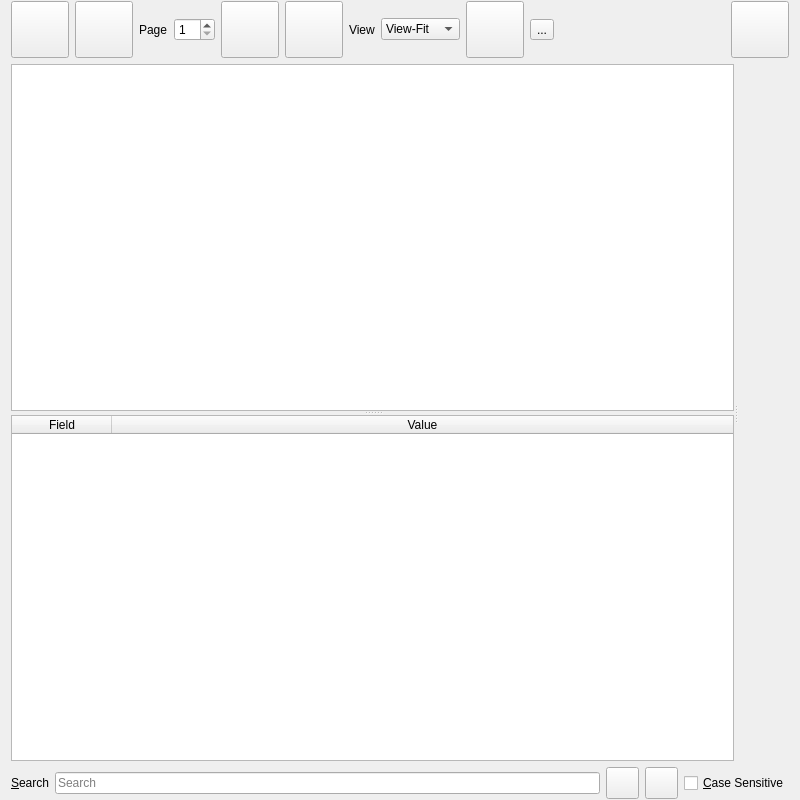
The window that UI/wise-pdf-view.ui (textbrowser/wise) describes before a commit, drawn with Qt 5.
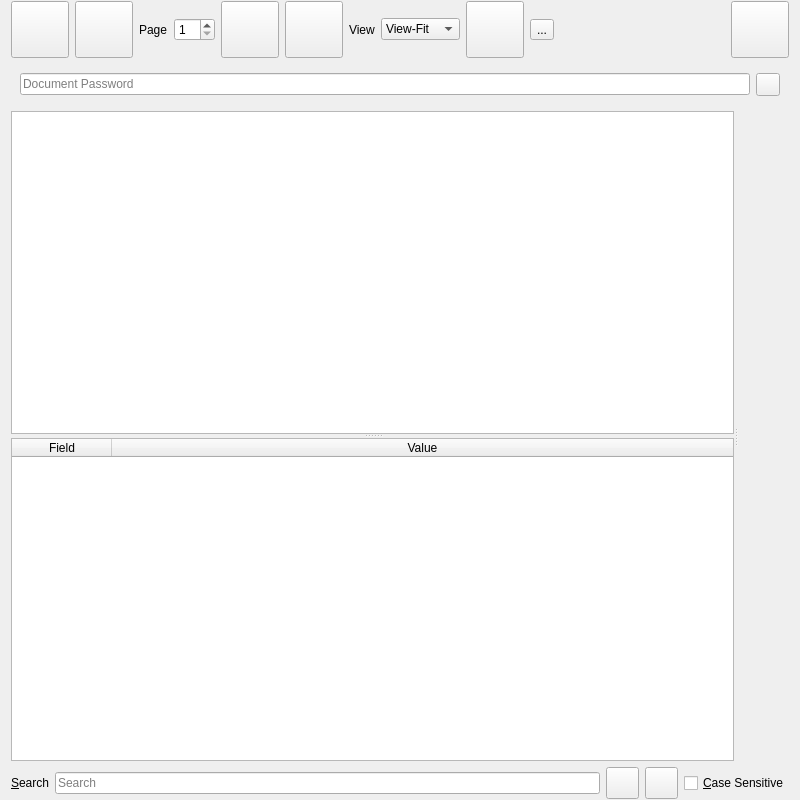
The same window after the commit. Icons and pictures are not drawn.

Commit message: Document password.

Patch:
```diff
--- a/UI/wise-pdf-view.ui
+++ b/UI/wise-pdf-view.ui
@@ -206,6 +206,28 @@
      </item>
     </layout>
    </item>
+   <item>
+    <widget class="QFrame" name="password_frame">
+     <property name="sizePolicy">
+      <sizepolicy hsizetype="Preferred" vsizetype="Maximum">
+       <horstretch>0</horstretch>
+       <verstretch>0</verstretch>
+      </sizepolicy>
+     </property>
+     <layout class="QHBoxLayout" name="horizontalLayout_2">
+      <item>
+       <widget class="QLineEdit" name="password">
+        <property name="placeholderText">
+         <string>Document Password</string>
+        </property>
+       </widget>
+      </item>
+      <item>
+       <widget class="QToolButton" name="password_accept"/>
+      </item>
+     </layout>
+    </widget>
+   </item>
    <item>
     <widget class="QSplitter" name="pdf_view_splitter">
      <property name="orientation">
```
Left out of the diff: 2 changed lines with no effect on the pictures. The commit also changes 3 other files.
